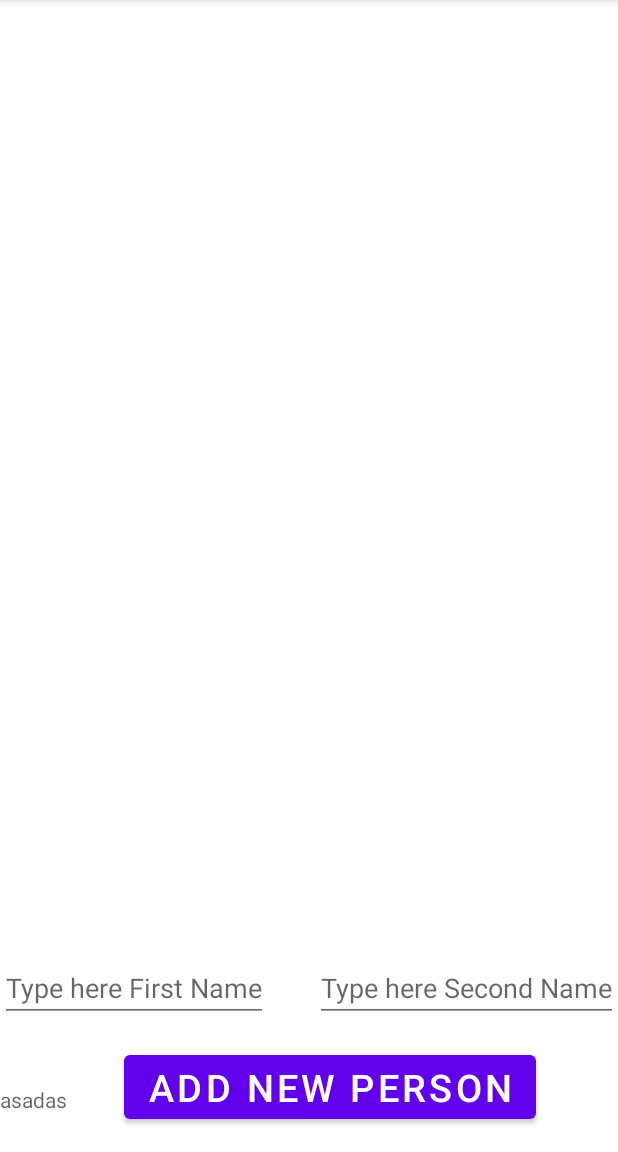
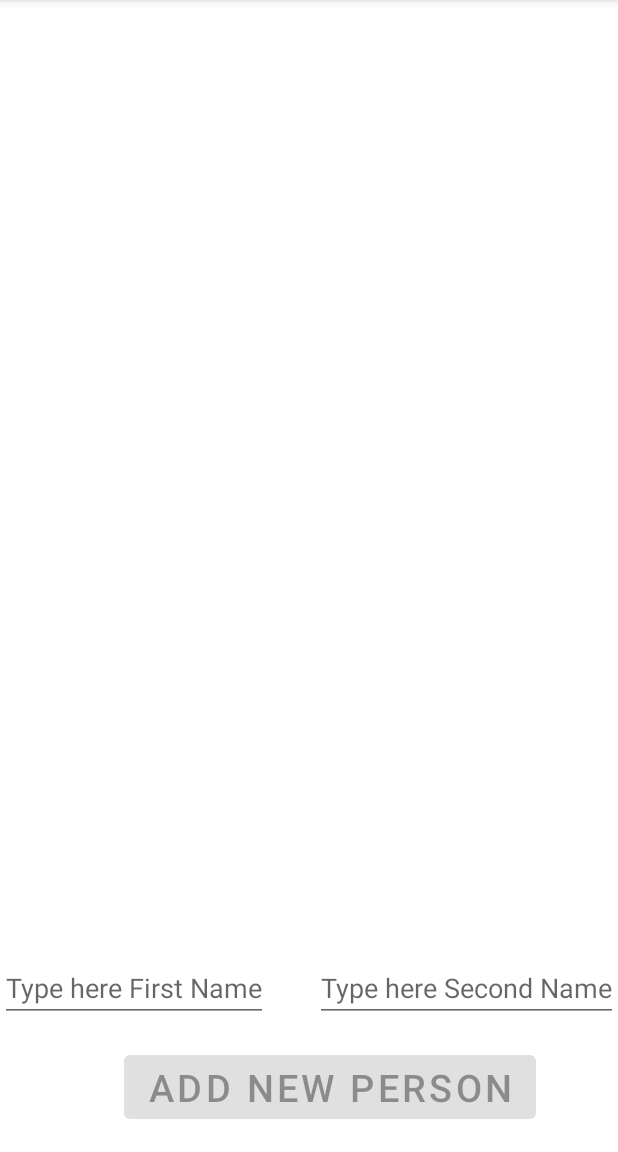
Before and after one commit to ShymkoGleb/Shymko_HW_Lesson15_130121_Text, an Android app: the screen it shows after launch (MainActivity), on a phone screen of 412 x 824 dp, the part 84-1236 px from its top. Run offline under Robolectric (Android 15) with nearby library versions, the phone set to English and light mode, and no system bars.

```diff
--- a/app/src/main/java/com/example/shymko_hw_lesson15_130121_Text/PersonAdapter.kt
+++ b/app/src/main/java/com/example/shymko_hw_lesson15_130121_Text/PersonAdapter.kt
@@ -12,7 +12,8 @@ class PersonAdapter(
     inner class PersonViewHolder(itemView: View) : RecyclerView.ViewHolder(itemView)
 
     override fun onCreateViewHolder(parent: ViewGroup, viewType: Int): PersonViewHolder {
-        val view = LayoutInflater.from(parent.context).inflate(R.layout.layout_recicler, parent, false)
+        val view =
+            LayoutInflater.from(parent.context).inflate(R.layout.layout_recicler, parent, false)
         return PersonViewHolder(view)
     }
 
@@ -23,7 +24,6 @@ class PersonAdapter(
     override fun onBindViewHolder(holder: PersonViewHolder, position: Int) {
         holder.itemView.apply {
             tvFirstName.text = person[position].fullName
-          //  tvSecondName.text = person[position].secondName
         }
     }
 }
--- a/app/src/main/res/layout/activity_main.xml
+++ b/app/src/main/res/layout/activity_main.xml
@@ -15,24 +15,15 @@
         app:layout_constraintStart_toStartOf="parent"
         app:layout_constraintTop_toTopOf="parent" />
 
-    <TextView
-        android:id="@+id/tv1"
-        android:layout_width="wrap_content"
-        android:layout_height="wrap_content"
-        android:hint="asadas"
-        app:layout_constraintBottom_toBottomOf="parent"
-        app:layout_constraintStart_toStartOf="parent"
-        app:layout_constraintTop_toTopOf="@+id/btnAddNewPerson" />
-
     <EditText
         android:id="@+id/etFirstName"
         android:layout_width="wrap_content"
         android:layout_height="wrap_content"
+        android:digits="ABCDEFGHIJKLMNOPQRSTUVWXYZabcdefghijklmnopqrstuvwxyz"
+        android:hint="Type here First Name"
         android:inputType="textImeMultiLine"
+        android:maxLength="16"
         android:maxLines="1"
-        android:maxLength="16"
-        android:hint="Type here First Name"
-        android:digits="ABCDEFGHIJKLMNOPQRSTUVWXYZabcdefghijklmnopqrstuvwxyz"
         app:layout_constraintBottom_toBottomOf="parent"
         app:layout_constraintEnd_toStartOf="@+id/etSecondName"
         app:layout_constraintHorizontal_bias="0.0"
@@ -46,11 +37,11 @@
         android:id="@+id/etSecondName"
         android:layout_width="wrap_content"
         android:layout_height="wrap_content"
+        android:digits="ABCDEFGHIJKLMNOPQRSTUVWXYZabcdefghijklmnopqrstuvwxyz"
+        android:hint="Type here Second Name"
         android:inputType="textImeMultiLine"
+        android:maxLength="16"
         android:maxLines="1"
-        android:maxLength="16"
-        android:hint="Type here Second Name"
-        android:digits="ABCDEFGHIJKLMNOPQRSTUVWXYZabcdefghijklmnopqrstuvwxyz"
         app:layout_constraintBottom_toBottomOf="parent"
         app:layout_constraintEnd_toEndOf="parent"
         app:layout_constraintRight_toRightOf="parent"
@@ -61,6 +52,7 @@
         android:id="@+id/btnAddNewPerson"
         android:layout_width="wrap_content"
         android:layout_height="wrap_content"
+        android:enabled="false"
         android:text="ADD NEW PERSON"
         android:textSize="25dp"
         app:layout_constraintBottom_toBottomOf="parent"
```
Also changed, not shown: app/src/main/java/com/example/shymko_hw_lesson15_130121_Text/MainActivity.kt (+50 -31 lines).
